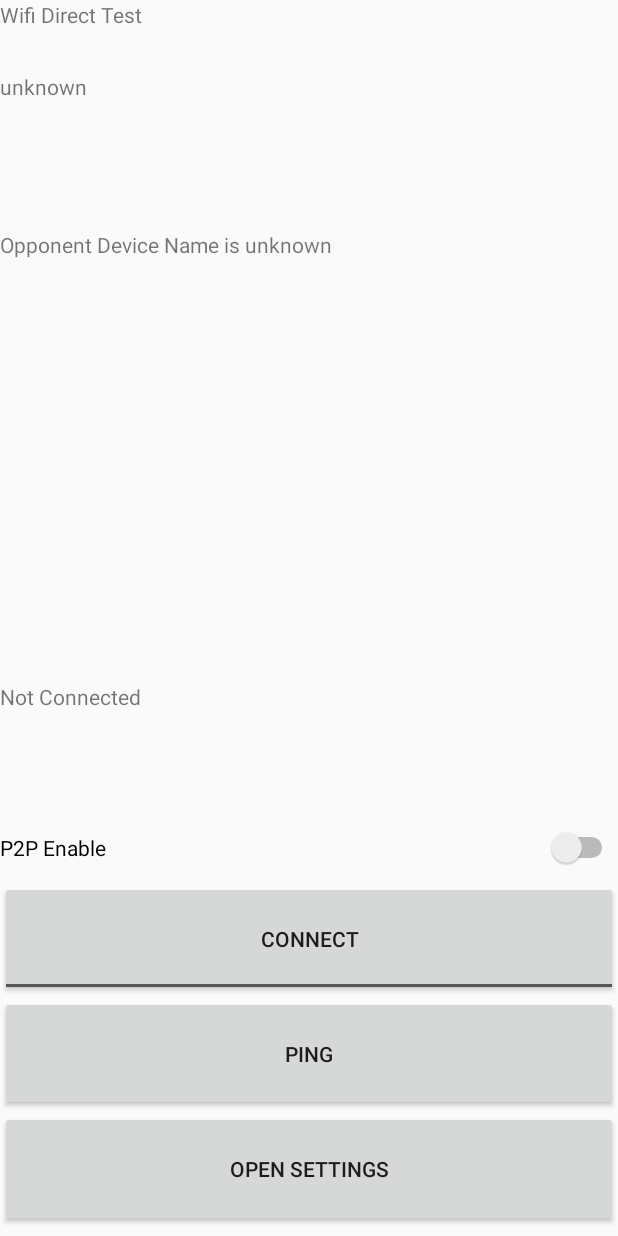
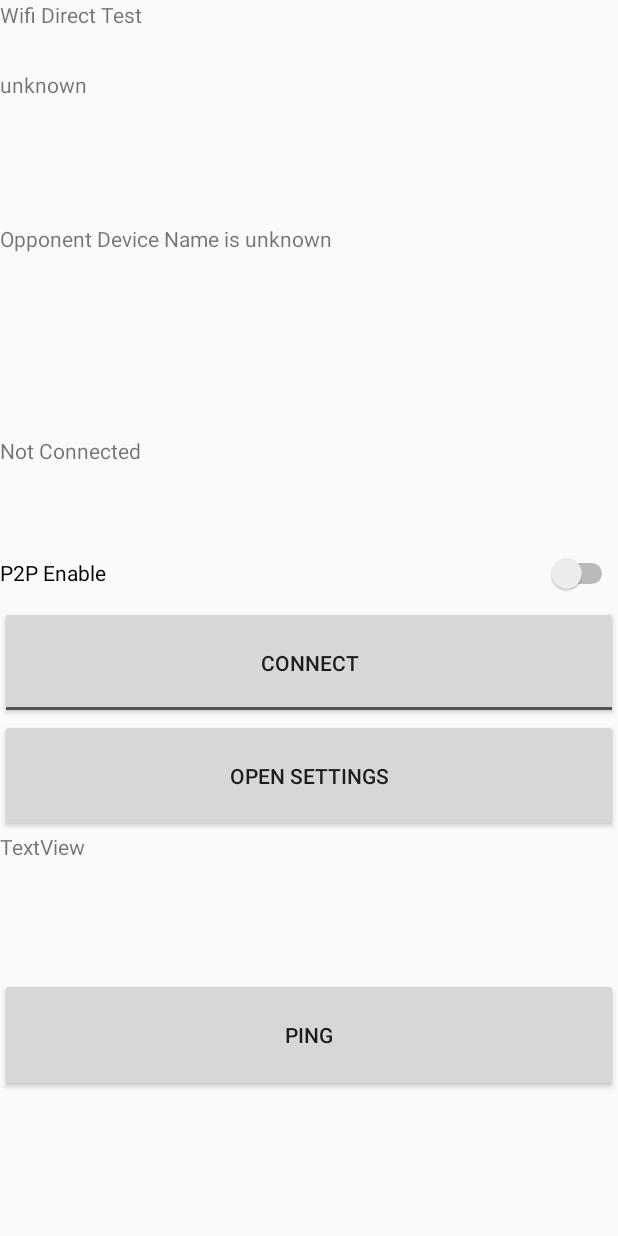
Before and after one commit to kunokuno/SyuGo, an Android app: the WiFiDirectActivity screen opened directly, with no data from a screen before it, on a phone screen of 412 x 824 dp. Run offline under Robolectric (Android 15) with nearby library versions, the phone set to English and light mode, and no system bars; Roboto replaces fonts that are not available here; 1 statement that could not run was skipped.

Commit message:
チャット送信部分UIを追加

```diff
--- a/Syugo/app/src/main/java/jp/enpitsu/paseri/syugo/WiFiDirect/WiFiDirectActivity.java
+++ b/Syugo/app/src/main/java/jp/enpitsu/paseri/syugo/WiFiDirect/WiFiDirectActivity.java
@@ -98,6 +98,14 @@ public class WiFiDirectActivity extends Activity {
         // app
         app = (SyugoApp) getApplication();
 
+        // Instantiate
+        connector = new WiFiDirectConnector(this);
+        communicator = new WiFiDirectCommunicator(this);
+
+        // for chat
+        communicator.chatLine = (TextView) findViewById(R.id.wd_txt_chat);
+        btn_ping.setOnClickListener(communicator.chatsendClickListner);
+
         // Find UI Objects
         sw_p2p_enable = (Switch) findViewById(R.id.wd_p2p_enable);
         txt_self_device_name = (TextView) findViewById(R.id.wd_self_device_name);
@@ -113,7 +121,6 @@ public class WiFiDirectActivity extends Activity {
         txt_opponent_device_name.setText("Opponent Device Name is unknown");
         txt_device_status.setText("Not Connected");
         btn_connect.setOnCheckedChangeListener(connectClickListner);
-        btn_ping.setOnClickListener(pingClickListner);
         btn_open_settings.setOnClickListener(opensettingsClickListner);
 
         // Register the Intent Filter
@@ -128,10 +135,6 @@ public class WiFiDirectActivity extends Activity {
 
         // Initialize IDs
         updateIDs();
-
-        // Instantiate
-        connector = new WiFiDirectConnector(this);
-
 
         Log.d(TAG,"hello");
 
--- a/Syugo/app/src/main/res/layout/activity_wifidirect.xml
+++ b/Syugo/app/src/main/res/layout/activity_wifidirect.xml
@@ -26,13 +26,13 @@
         android:layout_width="match_parent"
         android:layout_height="wrap_content"
         android:id="@+id/wd_opponent_device_name"
-        android:layout_weight="0.49" />
+        android:layout_weight="0.22" />
 
     <TextView
         android:text="Device Status"
         android:layout_width="match_parent"
         android:layout_height="wrap_content"
-        android:layout_weight="0.12"
+        android:layout_weight="0.09"
         android:id="@+id/wd_device_status" />
 
     <Switch
@@ -53,18 +53,25 @@
         android:textOn="Disconnect" />
 
     <Button
+        android:text="Open Settings"
+        android:layout_width="match_parent"
+        android:layout_height="wrap_content"
+        android:id="@+id/wd_wdsetting"
+        android:layout_weight="0.05" />
+
+    <TextView
+        android:text="TextView"
+        android:layout_width="match_parent"
+        android:layout_height="wrap_content"
+        android:id="@+id/wd_txt_chat"
+        android:layout_weight="0.14" />
+
+    <Button
         android:text="Ping"
         android:layout_width="match_parent"
         android:layout_height="wrap_content"
         android:id="@+id/wd_ping"
         android:layout_weight="0.05" />
 
-    <Button
-        android:text="Open Settings"
-        android:layout_width="match_parent"
-        android:layout_height="wrap_content"
-        android:id="@+id/wd_wdsetting"
-        android:layout_weight="0.05" />
-
 
 </LinearLayout>
```
